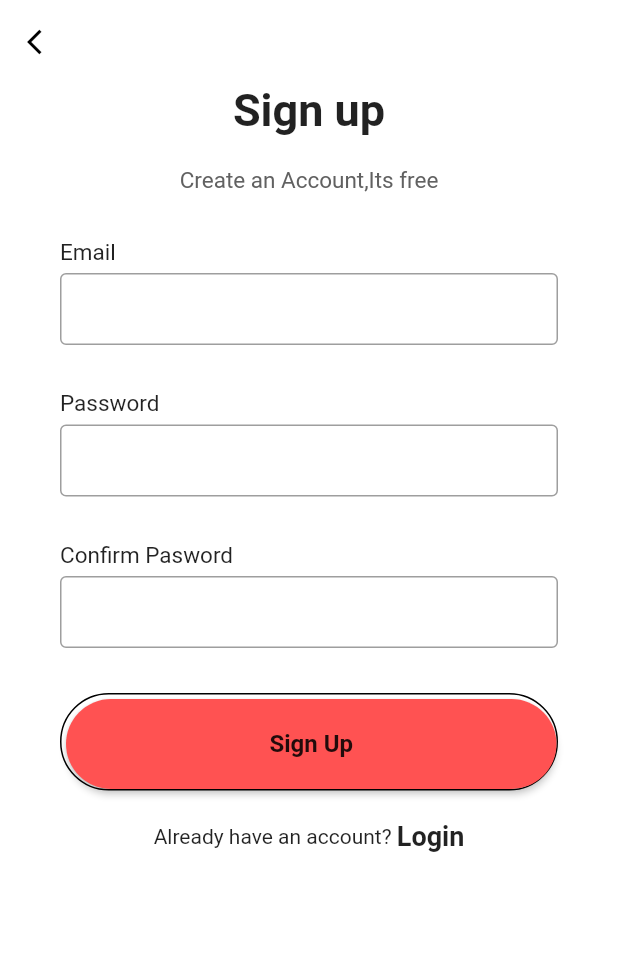
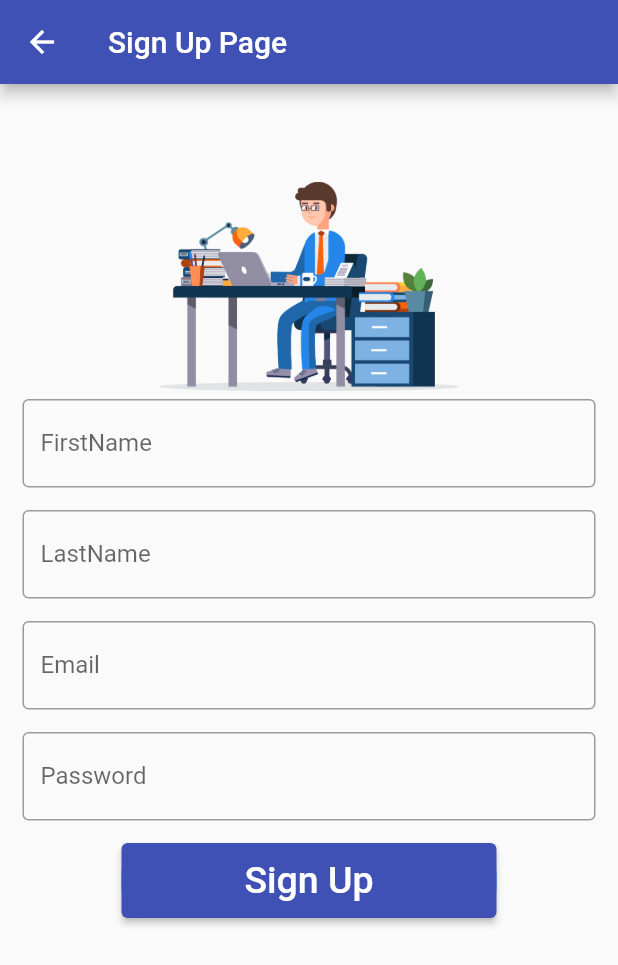
Before and after one commit to sazidansari9634/graphql_auth, a Flutter app: the screen it shows after launch, after a tap on "Sign UP", on a phone screen of 412 x 824 dp. Shown: the top 965 px of the screen. Run offline on Flutter 3.47's test engine with Material 2 defaults, Android fonts, the phone set to English and light mode, and no system bars; our stand-ins replace awesome_snackbar_content, graphql_flutter; network calls fail.

Commit message:
successfully signup working

```diff
--- /dev/null
+++ b/lib/auth/auth_gql.dart
@@ -0,0 +1,9 @@
+String insertUser() {
+    return """
+    mutation Signup(\$firstName: String!, \$lastName: String!, \$email: String!, \$password: String!){
+      signup(input: {userSignupInput: {firstName: \$firstName, lastName: \$lastName, email: \$email, password: \$password}}){
+                  token
+      }
+    }
+  """;
+  }
--- a/lib/auth/signup.dart
+++ b/lib/auth/signup.dart
@@ -1,4 +1,8 @@
+import 'package:awesome_snackbar_content/awesome_snackbar_content.dart';
 import 'package:flutter/material.dart';
+import 'package:graphql_auth/auth/auth_gql.dart';
+import 'package:graphql_auth/auth/login.dart';
+import 'package:graphql_flutter/graphql_flutter.dart';
 
 class SignupScreen extends StatefulWidget {
   const SignupScreen({super.key});
@@ -8,134 +12,181 @@ class SignupScreen extends StatefulWidget {
 }
 
 class _SignupScreenState extends State<SignupScreen> {
+  final _formKey = GlobalKey<FormState>();
+  bool _isSaving = false;
   @override
   Widget build(BuildContext context) {
     return Scaffold(
-      resizeToAvoidBottomInset: false,
-      backgroundColor: Colors.white,
       appBar: AppBar(
+        title: Text('Sign Up Page'),
+      ),
+      body: SingleChildScrollView(
+        child: Column(
+          children: <Widget>[
+            Padding(
+              padding: const EdgeInsets.only(top: 60.0),
+              child: Center(
+                child: Container(
+                    width: 200,
+                    height: 150,
+                    /*decoration: BoxDecoration(
+                        color: Colors.red,
+                        borderRadius: BorderRadius.circular(50.0)),*/
+                    child: Image.asset(
+                          "resources/images/welco.png",
+                          width: 200,
+                          height: 120,
+                        )),
+              ),
+            ),
+
+              Mutation(
+                options:MutationOptions(document: gql(insertUser()),
+                fetchPolicy: FetchPolicy.noCache,
+                onCompleted: ((data) {
+                  setState(() {
+                    _isSaving = false;
+                  });
+                  print(data.toString());
+                  ScaffoldMessenger.of(context).showSnackBar(
+                    SnackBar(
                       elevation: 0,
-        brightness: Brightness.light,
-        backgroundColor: Colors.white,
-        leading:
-        IconButton( onPressed: (){
-          Navigator.pop(context);
-        },icon:const Icon(Icons.arrow_back_ios,size: 20,color: Colors.black,)),
+                      backgroundColor: Colors.transparent,
+                      content:
+                      AwesomeSnackbarContent(title: "Successfully Signup!",
+                       message: "",
+                        contentType: ContentType.success)
                     ),
-      body: SafeArea(
-        child: SingleChildScrollView(
-          child: Container(
-            height: MediaQuery.of(context).size.height,
-            width: double.infinity,
-            child: Column(
-              mainAxisAlignment: MainAxisAlignment.spaceBetween,
-              children: [
-                Column(
-                  children: [
-                    Column(
-                      mainAxisAlignment: MainAxisAlignment.spaceEvenly,
-                      children: [
-                      const  Text ("Sign up", style: TextStyle(
-                          fontSize: 30,
-                          fontWeight: FontWeight.bold,
-                        ),),
-                       const SizedBox(height: 20,),
-                        Text("Create an Account,Its free",style: TextStyle(
-                          fontSize: 15,
-                          color: Colors.grey[700],
-                        ),),
-                      const  SizedBox(height: 30,)
-                      ],
+                  );
+                  Navigator.push(context, MaterialPageRoute(builder: (context)=> LoginScreen()));
+                })
                 ),
-                    Padding(
-                      padding:const EdgeInsets.symmetric(
-                          horizontal: 40
-                      ),
+                builder: ((runMutation, result) {
+                  final _firstNameController = TextEditingController();
+                  final _lastNameController = TextEditingController();
+                  final _emailController    = TextEditingController();
+                  final _passwordController = TextEditingController();
+
+                return Form(
+                key: _formKey,
                 child: Column(
                 children: [
-                          makeInput(label: "Email"),
-                          makeInput(label: "Password",obsureText: true),
-                          makeInput(label: "Confirm Pasword",obsureText: true)
-                        ],
+                  Padding(
+                padding: const EdgeInsets.only(left:15.0,right: 15.0,top:0,bottom: 0),
+                child: TextField(
+                  controller: _firstNameController,
+                  decoration: InputDecoration(
+                      border: OutlineInputBorder(),
+                      labelText: 'FirstName',
+                      ),
+                      // validator: (value) {
+                      //   if (value!.length == 0){
+                      //     return "FirstName cannot emparty";
+                      //   }
+                      //   else {
+                      //     return null;
+                      //   }
+                      // },
+                      keyboardType: TextInputType.text,
                 ),
                            ),
                           Padding(
-                      padding: const EdgeInsets.symmetric(horizontal: 40),
-                      child: Container(
-                        padding:const EdgeInsets.only(top: 3,left: 3),
-                        decoration: BoxDecoration(
-                            borderRadius: BorderRadius.circular(40),
-                            border:const Border(
-                                bottom: BorderSide(color: Colors.black),
-                                top: BorderSide(color: Colors.black),
-                                right: BorderSide(color: Colors.black),
-                                left: BorderSide(color: Colors.black)
-                            )
+                padding: const EdgeInsets.only(left:15.0,right: 15.0,top:15,bottom: 0),
+                child: TextField(
+                 controller: _lastNameController,
+                  decoration: InputDecoration(
+                      border: OutlineInputBorder(),
+                      labelText: 'LastName',
                       ),
-                        child: MaterialButton(
-                          minWidth: double.infinity,
-                          height:60,
-                          onPressed: (){},
-                          color: Colors.redAccent,
-                          shape: RoundedRectangleBorder(
-                              borderRadius: BorderRadius.circular(40)
-                          ),
-                          child:const Text("Sign Up",style: TextStyle(
-                            fontWeight: FontWeight.w600,fontSize: 16,
-
-                          ),),
+                      // validator: (value) {
+                      //   if (value!.length == 0){
+                      //     return "LastName cannot emparty";
+                      //   }
+                      //   else {
+                      //     return null;
+                      //   }
+                      // },
+                      keyboardType: TextInputType.text,
                 ),
                           ),
+                          Padding(
+                padding: const EdgeInsets.only(left:15.0,right: 15.0,top:15,bottom: 0),
+                child: TextField(
+                  controller: _emailController,
+                  decoration: InputDecoration(
+                      border: OutlineInputBorder(),
+                      labelText: 'Email',
                       ),
-                  const  SizedBox(height: 20,),
-                    Row(
-                      mainAxisAlignment: MainAxisAlignment.center,
-                      children:const [
-                        Text("Already have an account? "),
-                        Text("Login",style: TextStyle(
-                            fontWeight: FontWeight.w600,
-                            fontSize: 18
-                        ),),
-                      ],
-                    )
-                  ],
-
+                      // validator: (value) {
+                      //   if (value!.length == 0){
+                      //     return "Email cannot emparty";
+                      //   }
+                      //   else {
+                      //     return null;
+                      //   }
+                      // },
+                      keyboardType: TextInputType.emailAddress,
                 ),
-              ],
+                          ),
+                          Padding(
+                padding: const EdgeInsets.only(
+                    left: 15.0, right: 15.0, top: 15, bottom: 0),
+                child: TextField(
+                 controller: _passwordController,
+                  obscureText: true,
+                  decoration: InputDecoration(
+                      border: OutlineInputBorder(),
+                      labelText: 'Password',
+                      ),
+                      //  validator: (value) {
+                      //   if (value!.length == 4){
+                      //     return "Please 4 digits password";
+                      //   }
+                      //   else {
+                      //     return null;
+                      //   }
+                      // },
+                      keyboardType: TextInputType.text,
+                ),
+                          ),
+            Padding(
+              padding:  EdgeInsets.only(top: 15),
+              child: Container(
+                height: 50,
+                width: 250,
+                decoration: BoxDecoration(
+                    color: Colors.blue, borderRadius: BorderRadius.circular(20)),
+                child: ElevatedButton(
+                  onPressed: () {
+                    setState(() {
+                      _isSaving = true;
+                    });
+                    if(_formKey.currentState!.validate()){
+                     runMutation({
+                      "firstName" : _firstNameController.text.trim(),
+                      "lastName"  : _lastNameController.text.trim(),
+                      "email"     : _emailController.text.trim(),
+                      "password"  : _passwordController.text.trim(),
+                     });
+                     ScaffoldMessenger.of(context).showSnackBar(
+                    const SnackBar(content: Text('Processing Data')),
+                  );                    }
+                   // Navigator.push(
+                     //   context, MaterialPageRoute(builder: (_) => HomePage()));
+                  },
+                  child: Text(
+                    'Sign Up',
+                    style: TextStyle(color: Colors.white, fontSize: 25),
                   ),
                 ),
               ),
             ),
+          ],
+        ),
       );
-  }
+  }),
+  )
+  ])));
   }
 
-Widget makeInput({label,obsureText = false}){
-  return Column(
-    crossAxisAlignment: CrossAxisAlignment.start,
-    children: [
-      Text(label,style:const TextStyle(
-          fontSize: 15,
-          fontWeight: FontWeight.w400,
-          color: Colors.black87
-      ),),
-     const SizedBox(height: 5,),
-      TextField(
-        obscureText: obsureText,
-        decoration:const InputDecoration(
-          contentPadding: EdgeInsets.symmetric(vertical: 0,horizontal: 10),
-          enabledBorder: OutlineInputBorder(
-            borderSide: BorderSide(
-              color: Colors.grey,
-            ),
-          ),
-          border:  OutlineInputBorder(
-              borderSide: BorderSide(color: Colors.grey)
-          ),
-        ),
-      ),
-     const SizedBox(height: 30,)
-
-    ],
-  );
 }
--- a/lib/main.dart
+++ b/lib/main.dart
@@ -13,7 +13,7 @@ class MyApp extends StatelessWidget {
 
   @override
   Widget build(BuildContext context) {
-  final HttpLink httpLink = HttpLink('https://cfc1-2407-5200-402-aea5-2ceb-114-bc95-2adb.in.ngrok.io/graphql',
+  final HttpLink httpLink = HttpLink('https://6df9-2407-5200-402-aea5-c3bd-27fe-2273-e943.in.ngrok.io/graphql',
   defaultHeaders: <String, String>{'Authorization': 'Bearer eyJhbGciOiJIUzI1NiJ9.eyJpZCI6NTUsImV4cCI6MTY3NDk5NjAyNH0.5cLNyUZDauGWbuTzQoADMwU4F7tUuWDol_kdHI3a9wM'}
   );
   final ValueNotifier<GraphQLClient> client = ValueNotifier<GraphQLClient>(
--- a/pubspec.yaml
+++ b/pubspec.yaml
@@ -35,6 +35,7 @@ dependencies:
   # Use with the CupertinoIcons class for iOS style icons.
   cupertino_icons: ^1.0.2
   graphql_flutter: ^5.1.0
+  awesome_snackbar_content: ^0.1.0
 
 dev_dependencies:
 
```
Also changed, not shown: lib/auth/login.dart (+78 -103 lines), pubspec.lock. Lines whose indentation alone changed are shown as unchanged.
